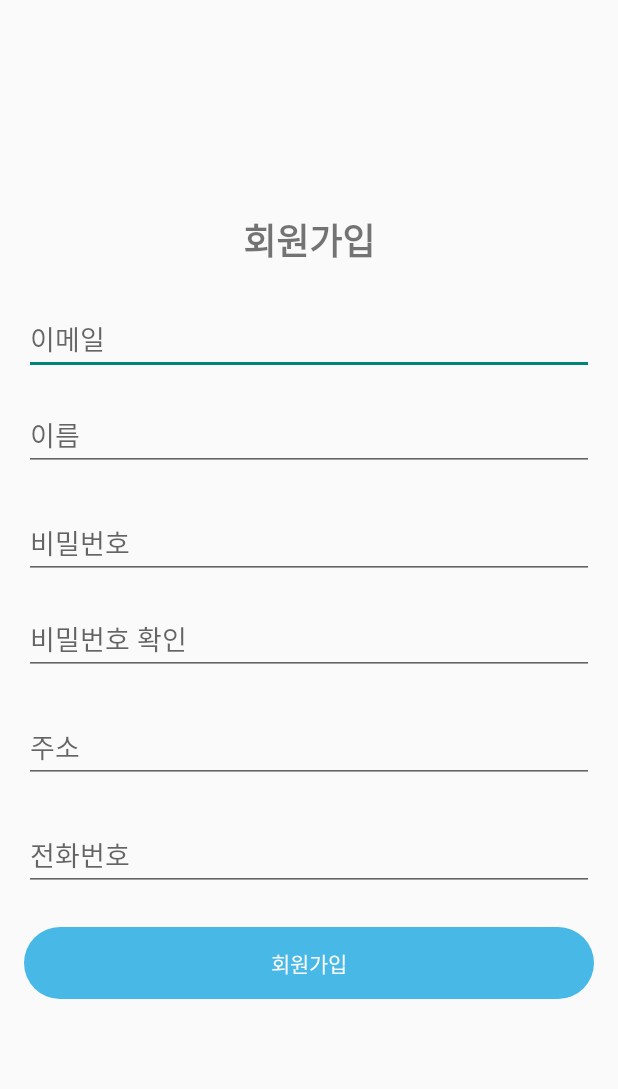
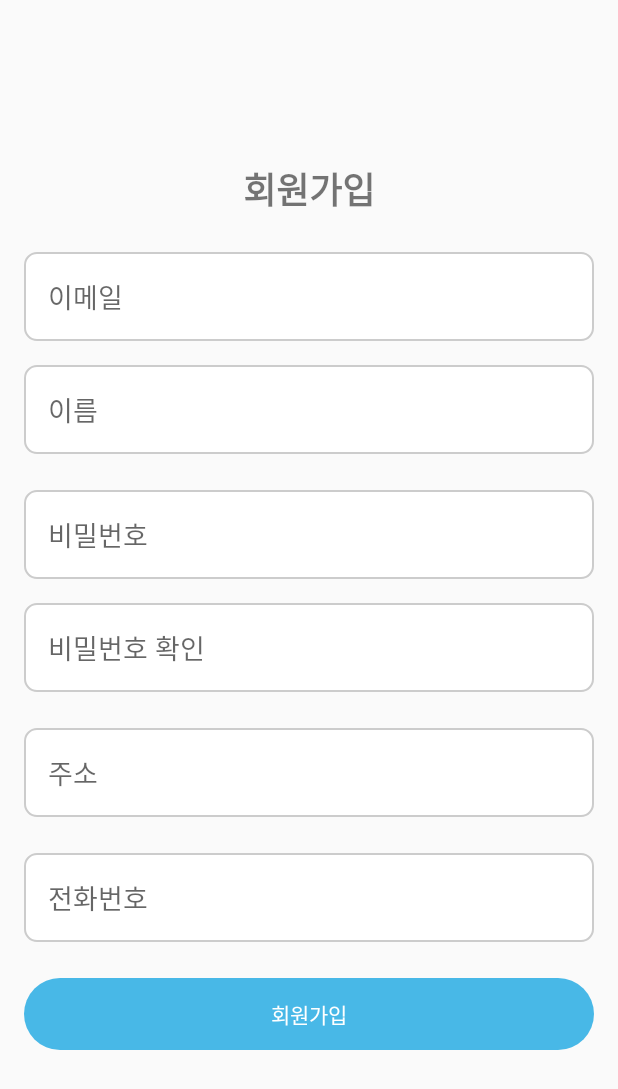
Before and after one commit to heeji-lee/Recycle_App, an Android app: the screen it shows after launch (RegisterActivity), after a tap on "회원가입", on a phone screen of 412 x 824 dp. Shown: the top 1089 px of the screen. Run offline under Robolectric (Android 15) with nearby library versions, the phone set to English and light mode, and no system bars; network calls fail.

```diff
--- a/app/build.gradle.kts
+++ b/app/build.gradle.kts
@@ -4,6 +4,7 @@ plugins {
 
     //room (DB, JSON 의존성)
     id("com.google.devtools.ksp") version "1.9.20-1.0.14"
+    id("kotlin-kapt")
 }
 
 android {
@@ -111,6 +112,10 @@ dependencies {
     androidTestImplementation("androidx.test.ext:junit:1.1.5")
     androidTestImplementation("androidx.test.espresso:espresso-core:3.5.1")
 
+    // 추가 glide 관련 툴 .
+    kapt ("com.github.bumptech.glide:compiler:4.12.0")
+    implementation ("com.github.bumptech.glide:okhttp3-integration:4.12.0")
+
     implementation(libs.androidx.core.ktx)
     implementation(libs.androidx.appcompat)
     implementation(libs.material)
--- a/app/src/main/java/com/appliances/recycle/MainActivity.kt
+++ b/app/src/main/java/com/appliances/recycle/MainActivity.kt
@@ -1,6 +1,8 @@
 package com.appliances.recycle
 
+import android.content.Context
 import android.content.Intent
+import android.content.SharedPreferences
 import android.graphics.Color
 import android.os.Build
 import android.os.Bundle
@@ -9,7 +11,7 @@ import androidx.appcompat.app.AppCompatActivity
 import android.widget.Button
 import android.widget.Toast
 import android.widget.EditText
-import androidx.lifecycle.ViewModelProvider
+import androidx.activity.viewModels
 import com.appliances.recycle.repository.LoginRepository
 import com.appliances.recycle.viewModel.LoginViewModel
 import com.appliances.recycle.viewModelFactory.LoginViewModelFactory
@@ -18,8 +20,8 @@ import com.appliances.recycle.retrofit.MyApplication
 
 class MainActivity : AppCompatActivity() {
 
-    private lateinit var loginViewModel: LoginViewModel
     private lateinit var networkService: INetworkService
+    private lateinit var sharedPreferences: SharedPreferences
 
 
     override fun onCreate(savedInstanceState: Bundle?) {
@@ -27,18 +29,17 @@ class MainActivity : AppCompatActivity() {
         setContentView(R.layout.activity_main)
 
         val myApplication = applicationContext as MyApplication
-        networkService = myApplication.networkService  // 인증이 필요 없는 API 사용
+        myApplication.initialize(this)
+        networkService = myApplication.getApiService()
 
-        val repository = LoginRepository(networkService)
-        val factory = LoginViewModelFactory(repository)
-        loginViewModel = ViewModelProvider(this, factory)[LoginViewModel::class.java]
+        sharedPreferences = getSharedPreferences("app_prefs", Context.MODE_PRIVATE)
 
         val loginButton = findViewById<Button>(R.id.btnLogin)
         val emailEditText = findViewById<EditText>(R.id.editTextEmail)
         val passwordEditText = findViewById<EditText>(R.id.editTextPassword)
 
         // 로그인 버튼 클릭 이벤트 처리
-        findViewById<Button>(R.id.btnLogin).setOnClickListener {
+        loginButton.setOnClickListener {
             // 로그인 처리 로직 구현
             val username = emailEditText.text.toString()
             val password = passwordEditText.text.toString()
@@ -48,10 +49,12 @@ class MainActivity : AppCompatActivity() {
 
         loginViewModel.loginResult.observe(this) { success ->
             if (success) {
-                Toast.makeText(this, "Login successful", Toast.LENGTH_SHORT).show()
-                val intent = Intent(this, MainPageActivity::class.java)
-                startActivity(intent)
+                Toast.makeText(this, "Login Success", Toast.LENGTH_SHORT).show()
+                // 로그인 성공 시 다음 화면으로 이동
+                startActivity(Intent(this, MainPageActivity::class.java))
+                finish()
             } else {
+                // 로그인 실패 시 메시지 표시
                 Toast.makeText(this, "Login failed", Toast.LENGTH_SHORT).show()
             }
         }
@@ -81,4 +84,10 @@ class MainActivity : AppCompatActivity() {
             }
         }
     }
+
+    private val loginViewModel: LoginViewModel by viewModels {
+        val loginRepository = LoginRepository(networkService, sharedPreferences)
+        LoginViewModelFactory(loginRepository)
+    }
+
 }
--- a/app/src/main/java/com/appliances/recycle/repository/RegisterRepository.kt
+++ b/app/src/main/java/com/appliances/recycle/repository/RegisterRepository.kt
@@ -9,7 +9,7 @@ import retrofit2.Call
 class RegisterRepository (private val apiService: INetworkService) {
 
     fun RegisterUser(email: String, mname: String, pw: String, address:String, phone:String ): Call<ResponseBody> {
-        val registerRequest = RegisterRequest(email,mname,pw, address, phone)
+        val registerRequest = RegisterRequest(email, mname, pw, address, phone)
         Log.e("lsy", "레퍼지토리확인" + registerRequest)
         return apiService.join(registerRequest)
     }
--- a/app/src/main/java/com/appliances/recycle/retrofit/INetworkService.kt
+++ b/app/src/main/java/com/appliances/recycle/retrofit/INetworkService.kt
@@ -6,7 +6,7 @@ import com.appliances.recycle.dto.LoginRequest
 import com.appliances.recycle.dto.LoginResponse
 import com.appliances.recycle.dto.PredictionResult
 import com.appliances.recycle.dto.Notice
-import com.appliances.recycle.dto.UserDTO
+import com.appliances.recycle.dto.MemberDTO
 import okhttp3.MultipartBody
 import okhttp3.RequestBody
 import okhttp3.ResponseBody
@@ -16,6 +16,7 @@ import retrofit2.http.Body
 import retrofit2.http.Field
 import retrofit2.http.FormUrlEncoded
 import retrofit2.http.GET
+import retrofit2.http.Header
 import retrofit2.http.Multipart
 import retrofit2.http.POST
 import retrofit2.http.Part
@@ -23,9 +24,6 @@ import retrofit2.http.Path
 import retrofit2.http.Query
 
 interface INetworkService {
-
-//    @GET("/api/users/{id}")
-//    fun getUserById(@Path("id") id: String): Call<UserDTO>
 
     @Multipart
     @POST("/uploadImage")
@@ -51,13 +49,6 @@ interface INetworkService {
     @POST("/generateToken")
     suspend fun login(@Body loginRequest: LoginRequest): Response<LoginResponse>
 
-    @FormUrlEncoded
-    @POST("/echopickup/member/login")
-    suspend fun login(
-        @Field("username") username: String,
-        @Field("password") password: String
-    ): Response<Void>
-
     @POST("/echopickup/member/join")
     fun join(@Body registerRequest: RegisterRequest): Call<ResponseBody>
 
@@ -74,6 +65,9 @@ interface INetworkService {
     @GET("/api/getAllItems")
     fun getAllItems(): Call<MutableList<ItemDTO>> // 서버에서 아이템 목록을 가져오는 API
 
+    @GET("/echopickup/product/api/order")
+    fun getOrders(): Call<MemberDTO>
+
 //    @GET("/api/users/page")
 //    fun getItems(
 //        @Query("page") page: Int,
@@ -85,4 +79,5 @@ interface INetworkService {
 //        @Query("page") page: Int,
 //        @Query("size") size: Int
 //    ): Response<PageResponse<UserItem>>
+
 }
--- a/app/src/main/java/com/appliances/recycle/viewModel/LoginViewModel.kt
+++ b/app/src/main/java/com/appliances/recycle/viewModel/LoginViewModel.kt
@@ -12,7 +12,7 @@ class LoginViewModel(private val loginRepository: LoginRepository) : ViewModel()
     private val _loginResult = MutableLiveData<Boolean>()
     val loginResult: LiveData<Boolean> get() = _loginResult
 
-       fun login(username: String, password: String) {
+    fun login(username: String, password: String) {
         viewModelScope.launch {
             val success = loginRepository.login(username, password)
             _loginResult.value = success
--- a/app/src/main/res/layout/activity_register.xml
+++ b/app/src/main/res/layout/activity_register.xml
@@ -23,6 +23,8 @@
         android:id="@+id/editTextEmail"
         android:layout_width="match_parent"
         android:layout_height="wrap_content"
+        android:background="@drawable/edittext_background"
+        android:padding="16dp"
         android:hint="이메일"
         android:inputType="textEmailAddress"
         android:layout_marginBottom="16dp"/>
@@ -32,6 +34,8 @@
         android:id="@+id/editTextMname"
         android:layout_width="match_parent"
         android:layout_height="wrap_content"
+        android:background="@drawable/edittext_background"
+        android:padding="16dp"
         android:hint="이름"
         android:inputType="text"
         android:layout_marginBottom="24dp"/>
@@ -41,6 +45,8 @@
         android:id="@+id/editTextPassword"
         android:layout_width="match_parent"
         android:layout_height="wrap_content"
+        android:background="@drawable/edittext_background"
+        android:padding="16dp"
         android:hint="비밀번호"
         android:inputType="textPassword"
         android:layout_marginBottom="16dp"/>
@@ -50,6 +56,8 @@
         android:id="@+id/editTextConfirmPassword"
         android:layout_width="match_parent"
         android:layout_height="wrap_content"
+        android:background="@drawable/edittext_background"
+        android:padding="16dp"
         android:hint="비밀번호 확인"
         android:inputType="textPassword"
         android:layout_marginBottom="24dp"/>
@@ -59,6 +67,8 @@
         android:id="@+id/editTextAdress"
         android:layout_width="match_parent"
         android:layout_height="wrap_content"
+        android:background="@drawable/edittext_background"
+        android:padding="16dp"
         android:hint="주소"
         android:inputType="text"
         android:layout_marginBottom="24dp"/>
@@ -68,6 +78,8 @@
         android:id="@+id/editTextPhone"
         android:layout_width="match_parent"
         android:layout_height="wrap_content"
+        android:background="@drawable/edittext_background"
+        android:padding="16dp"
         android:hint="전화번호"
         android:inputType="text"
         android:layout_marginBottom="24dp"/>
```
Also changed, not shown: app/src/main/java/com/appliances/recycle/ProductFragment.kt (+4 -4 lines), app/src/main/java/com/appliances/recycle/RegisterActivity.kt (+8 -2 lines), app/src/main/java/com/appliances/recycle/ReservationDetailActivity.kt (+78 -25 lines), app/src/main/java/com/appliances/recycle/config/AuthorizationInterceptor.kt (added, +15 -0 lines), app/src/main/java/com/appliances/recycle/config/MyGlideModule.kt (added, +27 -0 lines), app/src/main/java/com/appliances/recycle/dto/MemberDTO.kt (added, +9 -0 lines), app/src/main/java/com/appliances/recycle/dto/UserDTO.kt (deleted, +0 -8 lines), app/src/main/java/com/appliances/recycle/repository/LoginRepository.kt (+20 -3 lines), app/src/main/res/layout/activity_reservation_detail.xml (+3 -10 lines).
